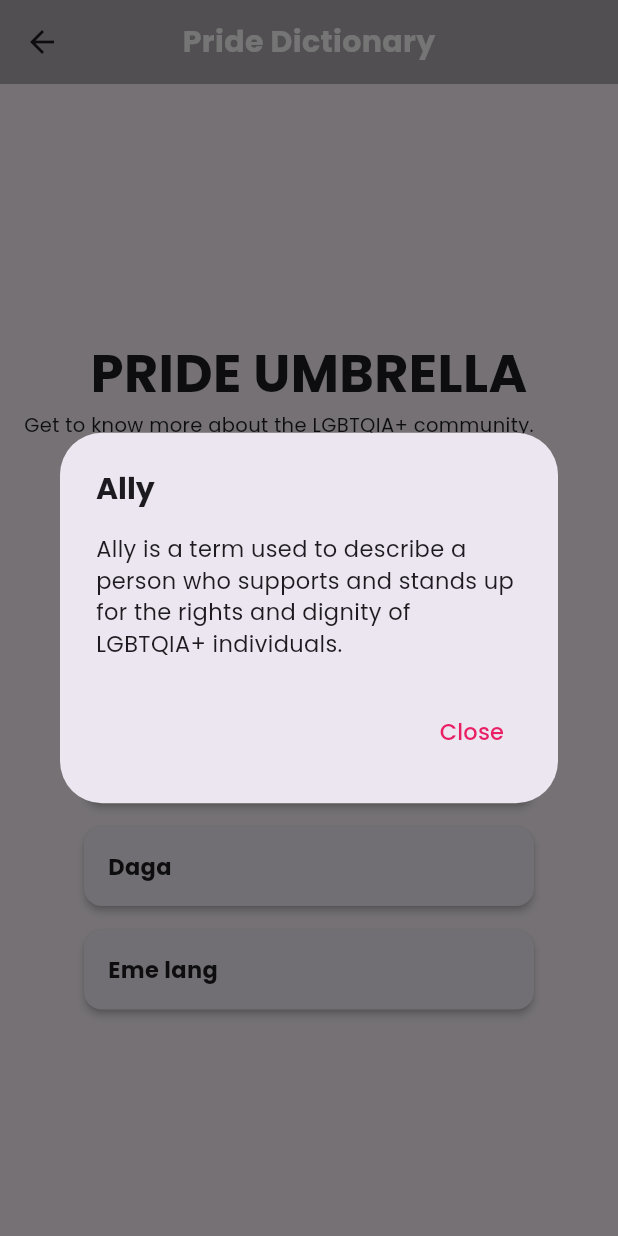
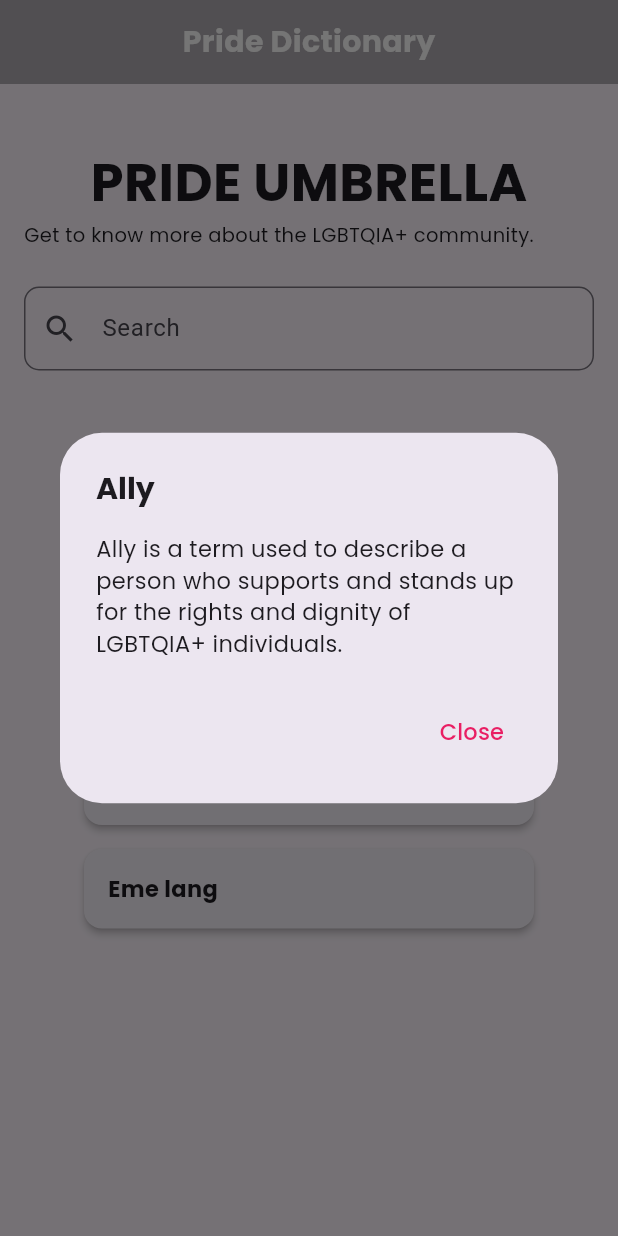
Before and after one commit to Olowap/LGBTQ-Hub, a Flutter app: the Dictionary screen opened directly, after a tap on "Ally", on a phone screen of 412 x 824 dp. Run offline on Flutter 3.47's test engine with Material 3 defaults, Android fonts, the phone set to English and light mode, and no system bars; our stand-ins replace google_fonts.

Commit message:
Search Bar Applied

```diff
--- a/app/lib/Dictionary.dart
+++ b/app/lib/Dictionary.dart
@@ -1,7 +1,44 @@
 import 'package:flutter/material.dart';
 import 'package:google_fonts/google_fonts.dart';
 
-class Dictionary extends StatelessWidget {
+class Dictionary extends StatefulWidget {
+  @override
+  _DictionaryState createState() => _DictionaryState();
+}
+
+class _DictionaryState extends State<Dictionary> {
+  TextEditingController _searchController = TextEditingController();
+  String _searchQuery = "";
+  List<String> _suggestions = [];
+
+  final List<Map<String, String>> _dictionaryEntries = [
+    {
+      'title': 'Ally',
+      'content':
+          'Ally is a term used to describe a person who supports and stands up for the rights and dignity of LGBTQIA+ individuals.'
+    },
+    {
+      'title': 'Bayot',
+      'content':
+          'Bayot is a Filipino term often used to refer to a gay man. It can be both empowering and derogatory, depending on the context.'
+    },
+    {
+      'title': 'C.Tirona',
+      'content':
+          'C.Tirona is an example placeholder. Replace this with relevant content.'
+    },
+    {
+      'title': 'Daga',
+      'content':
+          'Daga is a Filipino term that can refer to a coward or someone who is afraid.'
+    },
+    {
+      'title': 'Eme lang',
+      'content':
+          'Eme lang is a Filipino colloquial expression which means "just kidding" or "just joking".'
+    },
+  ];
+
   @override
   Widget build(BuildContext context) {
     return Scaffold(
@@ -39,11 +76,11 @@ class Dictionary extends StatelessWidget {
           elevation: 0,
         ),
       ),
-      body: Center(
-        child: SingleChildScrollView(
+      body: SingleChildScrollView(
         padding: EdgeInsets.all(16),
         child: Column(
           crossAxisAlignment: CrossAxisAlignment.start,
+          mainAxisSize: MainAxisSize.min,
           children: <Widget>[
             const SizedBox(height: 25),
             Center(
@@ -61,23 +98,53 @@ class Dictionary extends StatelessWidget {
                 fontSize: 13,
               ),
             ),
+            const SizedBox(height: 25),
+            TextField(
+              controller: _searchController,
+              decoration: InputDecoration(
+                labelText: 'Search',
+                prefixIcon: Icon(Icons.search),
+                border: OutlineInputBorder(
+                  borderRadius: BorderRadius.circular(10),
+                ),
+              ),
+              onChanged: (value) {
+                setState(() {
+                  _searchQuery = value.toLowerCase();
+                  _updateSuggestions();
+                });
+              },
+            ),
             const SizedBox(height: 35),
-              SizedBox(height: 8),
-              _buildDictionaryCard(context, 'Ally',
-                  'Ally is a term used to describe a person who supports and stands up for the rights and dignity of LGBTQIA+ individuals.'),
-              _buildDictionaryCard(context, 'Bayot',
-                  'Bayot is a Filipino term often used to refer to a gay man. It can be both empowering and derogatory, depending on the context.'),
-              _buildDictionaryCard(context, 'C.Tirona',
-                  'C.Tirona is an example placeholder. Replace this with relevant content.'),
-              _buildDictionaryCard(context, 'Daga',
-                  'Daga is a Filipino term that can refer to a coward or someone who is afraid.'),
-              _buildDictionaryCard(context, 'Eme lang',
-                  'Eme lang is a Filipino colloquial expression which means "just kidding" or "just joking".'),
+            ..._buildFilteredDictionaryCards(),
           ],
         ),
       ),
-      ),
     );
+  }
+
+  void _updateSuggestions() {
+    if (_searchQuery.isEmpty) {
+      _suggestions.clear();
+    } else {
+      _suggestions = _dictionaryEntries
+          .where(
+              (entry) => entry['title']!.toLowerCase().contains(_searchQuery))
+          .map((entry) => entry['title']!)
+          .toList();
+    }
+  }
+
+  List<Widget> _buildFilteredDictionaryCards() {
+    List<Widget> filteredCards = [];
+    for (var entry in _dictionaryEntries) {
+      if (entry['title']!.toLowerCase().contains(_searchQuery) ||
+          entry['content']!.toLowerCase().contains(_searchQuery)) {
+        filteredCards.add(
+            _buildDictionaryCard(context, entry['title']!, entry['content']!));
+      }
+    }
+    return filteredCards;
   }
 
   Widget _buildDictionaryCard(
@@ -137,14 +204,6 @@ class Dictionary extends StatelessWidget {
                       fontWeight: FontWeight.bold,
                     ),
                   ),
-                  // Hiding the content here by commenting it out
-                  // SizedBox(height: 8),
-                  // Text(
-                  //   content,
-                  //   style: GoogleFonts.poppins(
-                  //     fontSize: 12,
-                  //   ),
-                  // ),
                 ],
               ),
             ),
@@ -154,3 +213,7 @@ class Dictionary extends StatelessWidget {
     );
   }
 }
+
+void main() => runApp(MaterialApp(
+      home: Dictionary(),
+    ));
```
Lines whose indentation alone changed are shown as unchanged.
